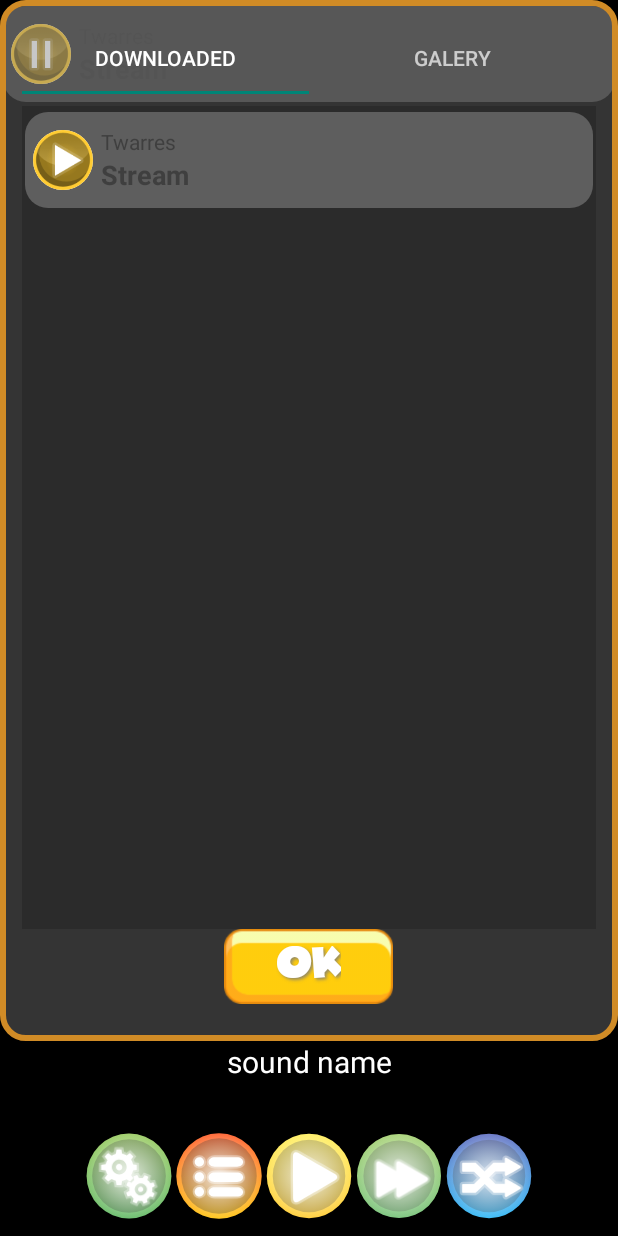
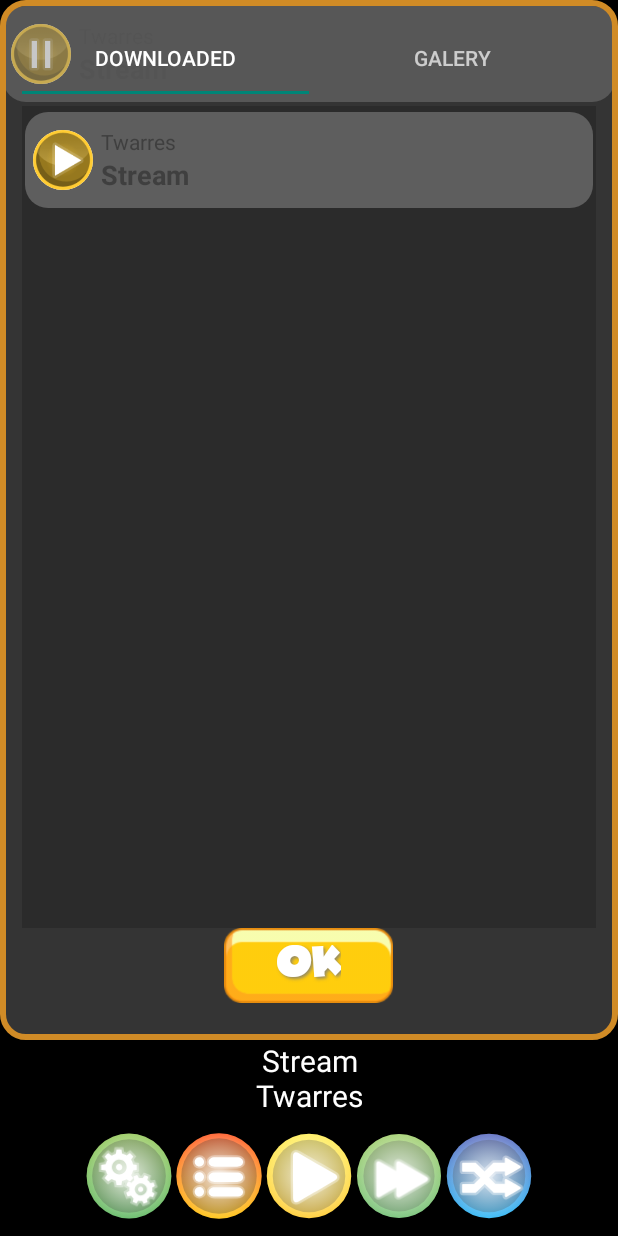
Before and after one commit to iampasz/Spacelight, an Android app: the fragment PlayList placed in its activity, after a tap on an icon or button, on a phone screen of 412 x 824 dp. Run offline under Robolectric (Android 15) with nearby library versions, the phone set to English and light mode, and no system bars; our stand-ins replace AdMob, ButterKnife, Picasso; pictures from the network do not load; 42 statements that could not run were skipped; 3 other taps on this screen came first.

Commit message:
26.12.2022

```diff
--- a/app/src/main/java/com/appsforkids/pasz/spacelight/Fragments/AudioListFragment.java
+++ b/app/src/main/java/com/appsforkids/pasz/spacelight/Fragments/AudioListFragment.java
@@ -12,6 +12,7 @@ import androidx.fragment.app.Fragment;
 import androidx.viewpager.widget.ViewPager;
 
 import com.appsforkids.pasz.spacelight.Adapters.PagerAdapter;
+import com.appsforkids.pasz.spacelight.MainActivity;
 import com.appsforkids.pasz.spacelight.R;
 import com.google.android.material.tabs.TabLayout;
 
@@ -79,7 +80,9 @@ public class AudioListFragment extends Fragment {
         close_button.setOnClickListener(new View.OnClickListener() {
             @Override
             public void onClick(View view) {
+                ((MainActivity)getActivity()).updateAudioList();
                 getParentFragmentManager().beginTransaction().remove(AudioListFragment.this).commit();
+
             }
         });
     }
--- a/app/src/main/java/com/appsforkids/pasz/spacelight/Fragments/MainFragment.java
+++ b/app/src/main/java/com/appsforkids/pasz/spacelight/Fragments/MainFragment.java
@@ -375,7 +375,7 @@ public class MainFragment extends Fragment implements Serializable, View.OnClick
     }
 
     public void turnOff() {
-        ((MainActivity) getActivity()).playMusic(0, false);
+        ((MainActivity) getActivity()).playMusic(0, "", "", false);
         getActivity().finish();
     }
 
--- a/app/src/main/java/com/appsforkids/pasz/spacelight/Fragments/MelodyListFragment.java
+++ b/app/src/main/java/com/appsforkids/pasz/spacelight/Fragments/MelodyListFragment.java
@@ -255,7 +255,7 @@ public class MelodyListFragment extends Fragment {
         AudioFile audioFile = arrayList.get(position);
 
         if (audioFile.getResourceLink() != 0) {
-            ((MainActivity) getActivity()).playMusic(audioFile.getResourceLink(), play_status);
+            ((MainActivity) getActivity()).playMusic(audioFile.getResourceLink(),audioFile.getNameSong(), audioFile.authorSong, play_status);
         } else {
             if (audioFile.getLockalLink() != null) {
                 ((MainActivity) getActivity()).playLockalMusic(audioFile, play_status);
--- a/app/src/main/java/com/appsforkids/pasz/spacelight/Fragments/MusicGallery.java
+++ b/app/src/main/java/com/appsforkids/pasz/spacelight/Fragments/MusicGallery.java
@@ -255,7 +255,7 @@ public class MusicGallery extends Fragment {
         AudioFile audioFile = arrayList.get(position);
 
         if (audioFile.getResourceLink() != 0) {
-            ((MainActivity) getActivity()).playMusic(audioFile.getResourceLink(), play_status);
+            ((MainActivity) getActivity()).playMusic(audioFile.getResourceLink(),audioFile.getNameSong(), audioFile.authorSong,  play_status);
         } else {
             if (audioFile.getLockalLink() != null) {
                 ((MainActivity) getActivity()).playLockalMusic(audioFile, play_status);
--- a/app/src/main/java/com/appsforkids/pasz/spacelight/Fragments/PlayList.java
+++ b/app/src/main/java/com/appsforkids/pasz/spacelight/Fragments/PlayList.java
@@ -258,7 +258,7 @@ public class PlayList extends Fragment {
 
 
         if (audioFile.getResourceLink() != 0) {
-            ((MainActivity) getActivity()).playMusic(audioFile.getResourceLink(), play_status);
+            ((MainActivity) getActivity()).playMusic(audioFile.getResourceLink(),audioFile.nameSong, audioFile.authorSong,  play_status);
         } else {
             if (audioFile.getLockalLink() != null) {
                 ((MainActivity) getActivity()).playLockalMusic(audioFile.getLockalLink(), audioFile.nameSong+" \n "+audioFile.getAuthorSong(), play_status);
--- /dev/null
+++ b/app/src/main/res/drawable/pause.xml
@@ -0,0 +1,13 @@
+<vector xmlns:android="http://schemas.android.com/apk/res/android"
+    android:width="141.73dp"
+    android:height="141.73dp"
+    android:viewportWidth="141.73"
+    android:viewportHeight="141.73">
+  <path
+      android:pathData="M28.58,104.89L28.58,40.61C28.58,33.62 33.88,27.94 40.4,27.94L40.41,27.94C46.93,27.94 52.24,33.62 52.24,40.61L52.24,104.89C52.24,111.88 46.93,117.56 40.41,117.56L40.4,117.56C33.88,117.56 28.58,111.88 28.58,104.89ZM87.99,104.89L87.99,40.61C87.99,33.62 93.29,27.94 99.81,27.94L99.82,27.94C106.35,27.94 111.65,33.62 111.65,40.61L111.65,104.89C111.65,111.88 106.35,117.56 99.82,117.56L99.81,117.56C93.29,117.56 87.99,111.88 87.99,104.89Z"
+      android:strokeLineJoin="miter"
+      android:strokeWidth="8"
+      android:fillColor="#FFFFFF"
+      android:strokeColor="#60FFFFFF"
+      android:fillType="evenOdd"/>
+</vector>
--- a/app/src/main/res/drawable/pause_vector_gradient.xml
+++ b/app/src/main/res/drawable/pause_vector_gradient.xml
@@ -16,7 +16,7 @@
 
     <item
         android:bottom="5dp"
-        android:drawable="@drawable/pause_0"
+        android:drawable="@drawable/pause"
         android:left="5dp"
         android:right="5dp"
         android:top="5dp" />
```
Also changed, not shown: app/src/main/java/com/appsforkids/pasz/spacelight/MainActivity.java (+90 -39 lines).
